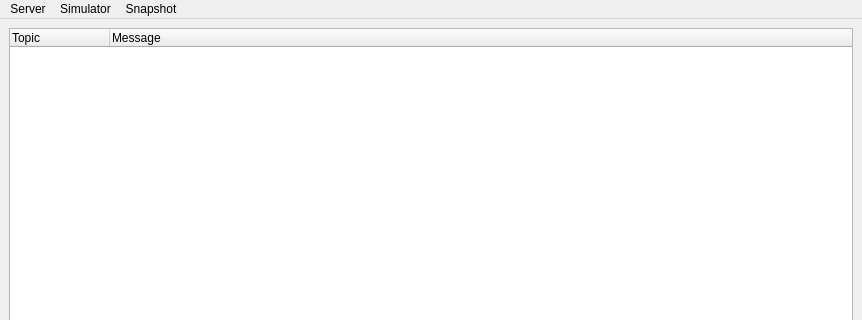
Above: mainwindow.ui from Specter-13/icp-mqtt-project before the change; both pictures show x 0 to 862 and y 0 to 320 of the 862 by 517 pixel window. Below: the same form after it.
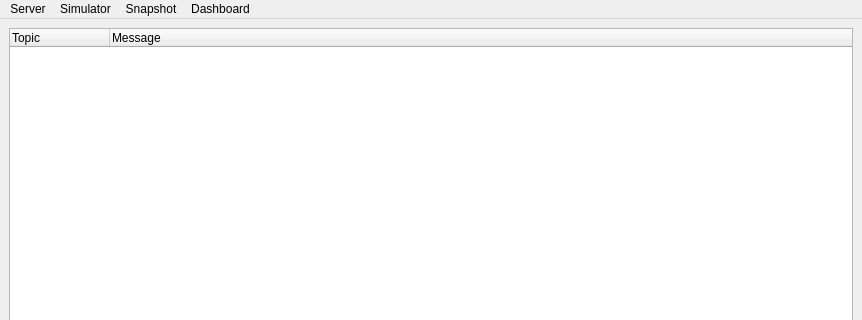
That is the form after the change.

Commit message: added dashboard dialog

```diff
--- a/mainwindow.ui
+++ b/mainwindow.ui
@@ -61,9 +61,16 @@
     </property>
     <addaction name="actionSnapshot"/>
    </widget>
+   <widget class="QMenu" name="menuDashboard">
+    <property name="title">
+     <string>Dashboard</string>
+    </property>
+    <addaction name="actionOpen_dashboard"/>
+   </widget>
    <addaction name="menuServer"/>
    <addaction name="menuSimulator"/>
    <addaction name="menuSnapshot"/>
+   <addaction name="menuDashboard"/>
   </widget>
   <widget class="QStatusBar" name="statusbar"/>
   <action name="actionConnect">
```
Left out of the diff: 5 changed lines with no effect on the pictures. The commit also changes 6 other files.
